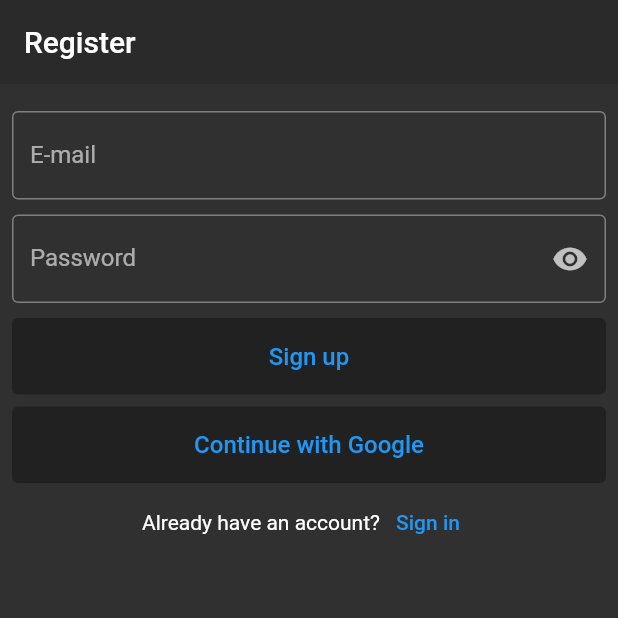
After one commit to sergiyvergun/firebase_app, a Flutter app: the screen it shows after launch, on a phone screen of 412 x 824 dp, the top half of it. The commit adds this screen. Run offline on Flutter 3.47's test engine with Material 2 defaults, Android fonts, the phone set to English and light mode, and no system bars; our stand-ins replace bloc, email_validator, equatable, firebase_auth, firebase_core, flutter_bloc and 1 more; accounts and stored records are empty.

Commit message:
Implement sign in and sign up.

```diff
--- a/lib/app.dart
+++ b/lib/app.dart
@@ -1,17 +1,34 @@
 import 'package:flutter/material.dart';
+import 'package:flutter_bloc/flutter_bloc.dart';
+import 'package:sign_in_test_app/pages/home_page.dart';
 import 'package:sign_in_test_app/pages/sign_up_sign_in_page.dart';
+import 'package:sign_in_test_app/repositories/auth_repository.dart';
+
+import 'blocs/auth_bloc/auth_bloc.dart';
 
 class App extends StatelessWidget {
   const App({Key? key}) : super(key: key);
 
   @override
   Widget build(BuildContext context) {
-    return MaterialApp(
-      theme: ThemeData.dark().copyWith(),
-      initialRoute: '/',
-      routes: <String,Widget Function(BuildContext)>{
-        '/':(context)=> const SignUpPage(),
-      },
+    return MultiRepositoryProvider(
+      providers: [
+        RepositoryProvider(
+          create: (context) => AuthRepository(),
+        ),
+      ],
+      child: BlocProvider(
+        create: (context) => AuthBloc(
+            repository: RepositoryProvider.of<AuthRepository>(context)),
+        child: MaterialApp(
+          theme: ThemeData.dark().copyWith(),
+          initialRoute: '/',
+          routes: <String, Widget Function(BuildContext)>{
+            '/': (context) => const SignUpSignInPage(),
+            '/home':(context)=> const HomePage(),
+          },
+        ),
+      ),
     );
   }
 }
--- a/lib/blocs/auth_bloc/auth_event.dart
+++ b/lib/blocs/auth_bloc/auth_event.dart
@@ -1,5 +1,21 @@
 part of 'auth_bloc.dart';
 
 abstract class AuthEvent extends Equatable {
-  const AuthEvent();
+  @override
+  List<Object> get props => [];
 }
+class SignInRequested extends AuthEvent {
+  final String email;
+  final String password;
+
+  SignInRequested(this.email, this.password);
+}
+class SignUpRequested extends AuthEvent {
+  final String email;
+  final String password;
+
+  SignUpRequested(this.email, this.password);
+}
+class GoogleSignInRequested extends AuthEvent {}
+
+class SignOutRequested extends AuthEvent {}
--- a/lib/blocs/auth_bloc/auth_state.dart
+++ b/lib/blocs/auth_bloc/auth_state.dart
@@ -4,7 +4,26 @@ abstract class AuthState extends Equatable {
   const AuthState();
 }
 
-class AuthInitial extends AuthState {
+class Loading extends AuthState {
   @override
   List<Object> get props => [];
 }
+
+class Authenticated extends AuthState {
+  @override
+  List<Object> get props => [];
+}
+
+class UnAuthenticated extends AuthState {
+  @override
+  List<Object> get props => [];
+}
+
+class AuthError extends AuthState {
+  final String error;
+
+  AuthError(this.error);
+
+  @override
+  List<Object> get props => [error];
+}
--- a/lib/components/custom_text_form_field.dart
+++ b/lib/components/custom_text_form_field.dart
@@ -5,7 +5,8 @@ class CustomTextFormField extends StatelessWidget {
   final String? Function(String?)? validator;
   final String labelText;
   final bool obscureText;
-  final IconData? iconData;
+  final Widget? suffixIcon;
+  final TextInputType? keyboardType;
 
   const CustomTextFormField(
       {Key? key,
@@ -13,19 +14,21 @@ class CustomTextFormField extends StatelessWidget {
       required this.labelText,
       this.validator,
       this.obscureText = false,
-      this.iconData})
+      this.suffixIcon, this.keyboardType})
       : super(key: key);
 
   @override
   Widget build(BuildContext context) {
     return TextFormField(
+      keyboardType: keyboardType,
       obscureText: obscureText,
       validator: validator,
       controller: controller,
       decoration: InputDecoration(
           border: const OutlineInputBorder(),
+
           label: Text(labelText),
-          icon: iconData != null ? Icon(iconData) : null),
+      suffixIcon: suffixIcon),
     );
   }
 }
--- a/lib/main.dart
+++ b/lib/main.dart
@@ -1,7 +1,10 @@
+import 'package:firebase_core/firebase_core.dart';
 import 'package:flutter/material.dart';
 
 import 'app.dart';
 
-void main() {
+Future<void> main() async{
+  WidgetsFlutterBinding.ensureInitialized();
+  await Firebase.initializeApp();
   runApp(const App());
 }
--- /dev/null
+++ b/lib/middlewares/auth_middleware.dart
@@ -0,0 +1,47 @@
+import 'package:flutter/material.dart';
+import 'package:flutter_bloc/flutter_bloc.dart';
+import 'package:sign_in_test_app/pages/sign_up_sign_in_page.dart';
+
+import '../blocs/auth_bloc/auth_bloc.dart';
+import '../components/custom_dialog.dart';
+
+class AuthMiddleware extends StatelessWidget {
+  const AuthMiddleware({Key? key,required this.child}) : super(key: key);
+
+  final Widget child;
+
+  @override
+  Widget build(BuildContext context) {
+    return BlocConsumer<AuthBloc, AuthState>(
+      listener: (context, state) {
+
+        if(state is Authenticated){
+          Navigator.of(context).pushReplacementNamed('/home');
+        }
+
+        if (state is AuthError) {
+          showDialog(
+              context: context,
+              builder: (context) {
+                return CustomDialog(
+                    headerText: '',
+                    text: state.error.toString().replaceAll('Exception:', ''),
+                    actions: [
+                      DialogAction(
+                          titleText: 'Ok',
+                          onPressed: () {
+                            Navigator.of(context).pop();
+                          })
+                    ]);
+              });
+        }
+      },
+      builder: (context, state) {
+        if(state is UnAuthenticated){
+          return child;
+        }
+        return const CircularProgressIndicator();
+      },
+    );
+  }
+}
--- a/lib/pages/sign_up_sign_in_page.dart
+++ b/lib/pages/sign_up_sign_in_page.dart
@@ -1,21 +1,29 @@
+import 'package:email_validator/email_validator.dart';
 import 'package:flutter/material.dart';
+import 'package:flutter_bloc/flutter_bloc.dart';
+import 'package:sign_in_test_app/blocs/auth_bloc/auth_bloc.dart';
 import 'package:sign_in_test_app/components/custom_app_bar.dart';
+import 'package:sign_in_test_app/components/custom_dialog.dart';
 import 'package:sign_in_test_app/components/custom_text_button.dart';
 import 'package:sign_in_test_app/components/custom_text_form_field.dart';
+import 'package:sign_in_test_app/middlewares/auth_middleware.dart';
+import 'package:sign_in_test_app/utils/validators.dart';
 
-class SignUpPage extends StatefulWidget {
-  const SignUpPage({Key? key}) : super(key: key);
+class SignUpSignInPage extends StatefulWidget {
+  const SignUpSignInPage({Key? key}) : super(key: key);
 
   @override
-  State<SignUpPage> createState() => _SignUpPageState();
+  State<SignUpSignInPage> createState() => _SignUpSignInPageState();
 }
 
-class _SignUpPageState extends State<SignUpPage> {
+class _SignUpSignInPageState extends State<SignUpSignInPage> {
   late TextEditingController _emailTextEditingController;
   late TextEditingController _passwordTextEditingController;
   late GlobalKey<FormState> _formKey;
+  late AuthBloc bloc;
 
   bool _signIn = false;
+  bool _isPasswordVisible = false;
 
   @override
   void initState() {
@@ -25,11 +33,38 @@ class _SignUpPageState extends State<SignUpPage> {
     super.initState();
   }
 
-  void _onSignUpWithEmailAndPasswordPressed() {}
+  @override
+  void didChangeDependencies() {
+    bloc = BlocProvider.of<AuthBloc>(context, listen: false);
+    super.didChangeDependencies();
+  }
 
-  void _onSignInWithEmailAndPasswordPressed() {}
+  @override
+  void dispose() {
+    _emailTextEditingController.dispose();
+    _passwordTextEditingController.dispose();
+    super.dispose();
+  }
 
-  void _onContinueWithGooglePressed() {}
+  String get email => _emailTextEditingController.text;
+
+  String get password => _passwordTextEditingController.text;
+
+  void _onSignUpWithEmailAndPasswordPressed() {
+    if (_formKey.currentState!.validate()) {
+      bloc.add(SignUpRequested(email, password));
+    }
+  }
+
+  void _onSignInWithEmailAndPasswordPressed() {
+    if (_formKey.currentState!.validate()) {
+      bloc.add(SignInRequested(email, password));
+    }
+  }
+
+  void _onContinueWithGooglePressed() {
+    bloc.add(GoogleSignInRequested());
+  }
 
   void _onHaveAccountPressed() {
     setState(() {
@@ -45,7 +80,8 @@ class _SignUpPageState extends State<SignUpPage> {
 
   @override
   Widget build(BuildContext context) {
-    return Scaffold(
+    return AuthMiddleware(
+      child: Scaffold(
         appBar: const CustomAppBar(titleText: 'Register'),
         body: Form(
           key: _formKey,
@@ -56,17 +92,39 @@ class _SignUpPageState extends State<SignUpPage> {
               children: [
                 const SizedBox(height: 10),
                 CustomTextFormField(
-                  labelText: 'E-mail', controller: _emailTextEditingController),
+                    keyboardType: TextInputType.emailAddress,
+                    validator: (String? email) {
+                      return Validators.emailValidator(email);
+                    },
+                    labelText: 'E-mail',
+                    controller: _emailTextEditingController),
                 const SizedBox(height: 10),
                 CustomTextFormField(
+                  obscureText: _isPasswordVisible,
                   labelText: 'Password',
-                  controller: _passwordTextEditingController),
+                  validator: (String? password) {
+                    return Validators.passwordValidator(password);
+                  },
+                  controller: _passwordTextEditingController,
+                  suffixIcon: IconButton(
+                    onPressed: () {
+                      setState(() {
+                        _isPasswordVisible = !_isPasswordVisible;
+                      });
+                    },
+                    icon: Icon(_isPasswordVisible
+                        ? Icons.visibility_off
+                        : Icons.visibility),
+                  ),
+                ),
                 const SizedBox(height: 10),
                 CustomTextButton(
                     title: _signIn ? 'Sign in' : 'Sign up',
-                  onPressed: _signIn
-                      ? _onSignInWithEmailAndPasswordPressed
-                      : _onSignUpWithEmailAndPasswordPressed),
+                    onPressed: () {
+                      _signIn
+                          ? _onSignInWithEmailAndPasswordPressed()
+                          : _onSignUpWithEmailAndPasswordPressed();
+                    }),
                 const SizedBox(height: 8),
                 CustomTextButton(
                     title: 'Continue with Google',
@@ -95,6 +153,7 @@ class _SignUpPageState extends State<SignUpPage> {
             ),
           ),
         ),
+      ),
     );
   }
 }
--- /dev/null
+++ b/lib/utils/validators.dart
@@ -0,0 +1,17 @@
+import 'package:email_validator/email_validator.dart';
+
+class Validators {
+  static String? emailValidator(String? email) {
+    if (email==null||!EmailValidator.validate(email)) {
+      return 'Incorrect e-mail';
+    }
+    return null;
+  }
+  static String? passwordValidator(String? password) {
+    if (password==null||password.isEmpty) {
+      return 'Provide password';
+    }
+    return null;
+  }
+
+}
```
Also changed, not shown: lib/blocs/auth_bloc/auth_bloc.dart (+43 -3 lines), lib/components/custom_dialog.dart (added, +57 -0 lines), lib/pages/home_page.dart (added, +14 -0 lines), lib/repositories/auth_repository.dart (added, +83 -0 lines). Lines whose indentation alone changed are shown as unchanged.
